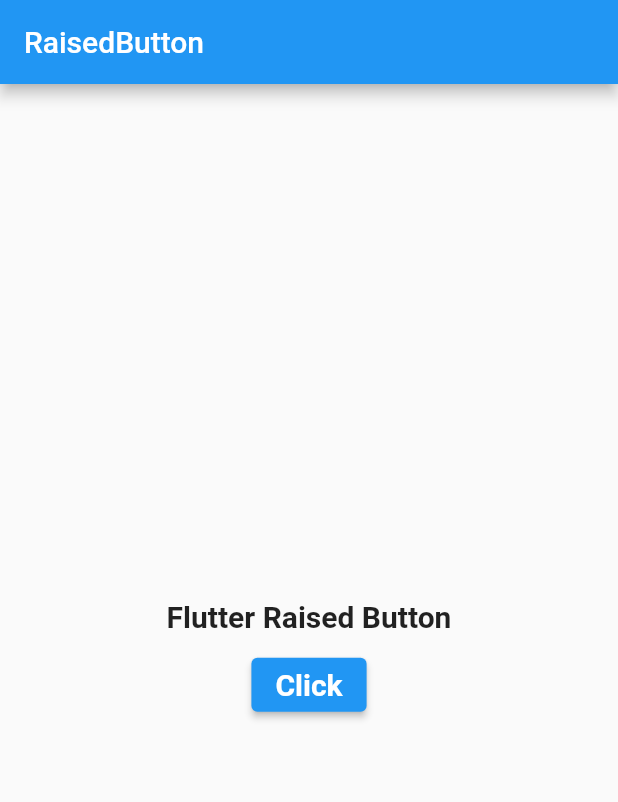
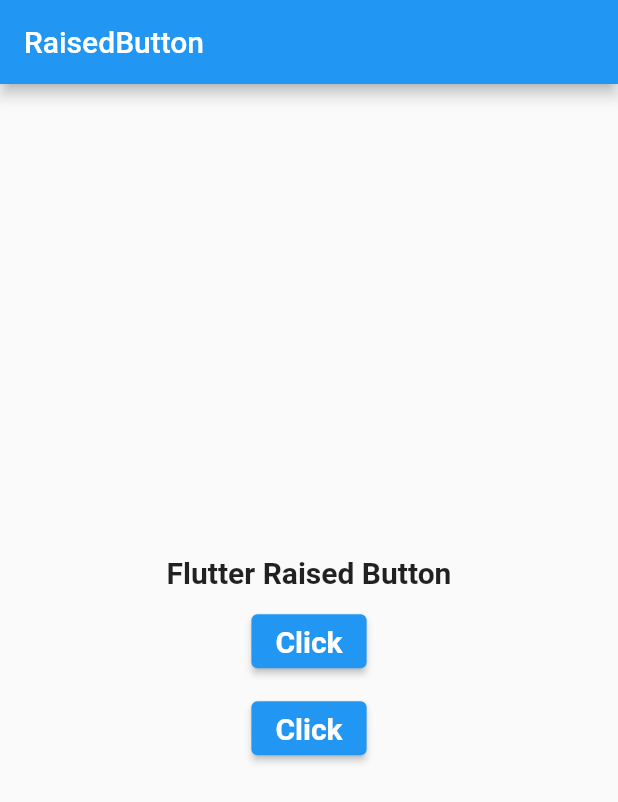
Before and after one commit to RakibFCI/raisedbutton, a Flutter app: the screen it shows after launch, on a phone screen of 412 x 824 dp. Shown: the top 802 px of the screen. Run offline on Flutter 3.47's test engine with Material 2 defaults, Android fonts, the light colour scheme and no system bars.

Commit message:
elevated

```diff
--- a/lib/main.dart
+++ b/lib/main.dart
@@ -53,6 +53,11 @@
                     child: Text("Click",style: TextStyle(fontSize: 20,fontWeight: FontWeight.bold),),
 
                       onPressed: _changeText),
+                  SizedBox(height: 10,),
+                  ElevatedButton(
+                      child: Text("Click",style: TextStyle(fontSize: 20,fontWeight: FontWeight.bold),),
+
+                      onPressed: _changeText),
                 ],
               ),
             ),
```
